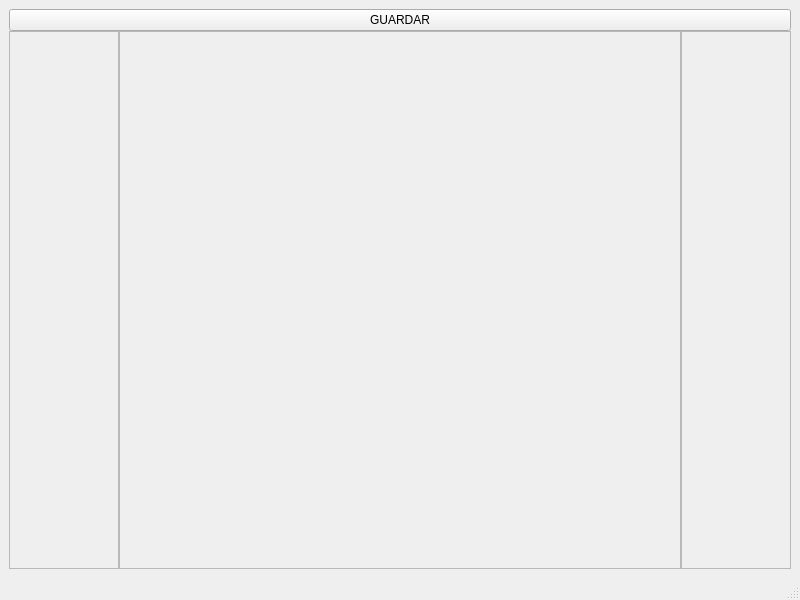
fernandezfacu/Remake-Counter-Strike-2D, file src/editor/game_editor.ui: the form before one commit.
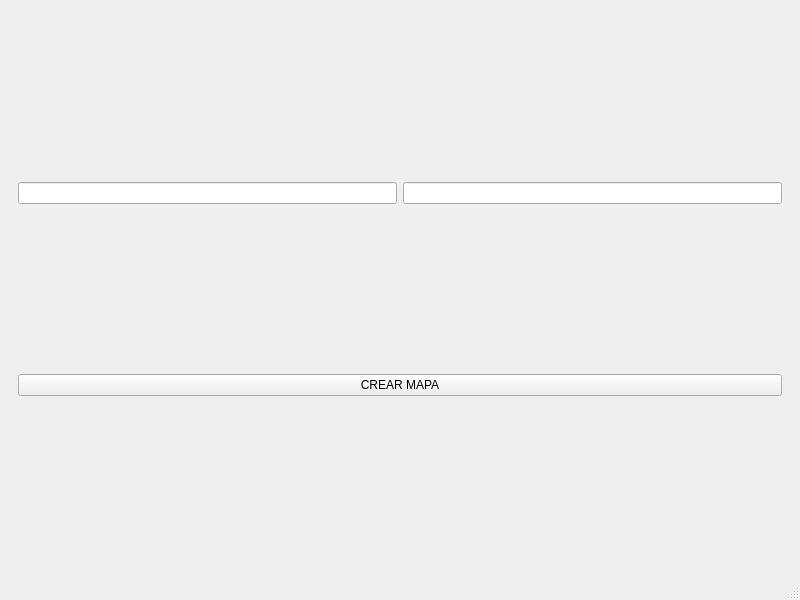
The form after the commit. The open tabs and pages were chosen to show the change.

Commit message: checkpoint para merge

Patch:
```diff
--- a/src/editor/game_editor.ui
+++ b/src/editor/game_editor.ui
@@ -20,7 +20,46 @@
       <property name="currentIndex">
        <number>0</number>
       </property>
-      <widget class="QWidget" name="page">
+      <widget class="QWidget" name="mainPage">
+       <layout class="QHBoxLayout" name="horizontalLayout_4">
+        <item>
+         <widget class="QPushButton" name="go_to_create_button">
+          <property name="text">
+           <string>CREAR UN MAPA</string>
+          </property>
+         </widget>
+        </item>
+        <item>
+         <widget class="QPushButton" name="load_map">
+          <property name="text">
+           <string>CARGAR UN MAPA</string>
+          </property>
+         </widget>
+        </item>
+       </layout>
+      </widget>
+      <widget class="QWidget" name="createMapPage">
+       <layout class="QVBoxLayout" name="verticalLayout_3">
+        <item>
+         <layout class="QHBoxLayout" name="horizontalLayout_6">
+          <item>
+           <widget class="QLineEdit" name="rows_input"/>
+          </item>
+          <item>
+           <widget class="QLineEdit" name="columns_input"/>
+          </item>
+         </layout>
+        </item>
+        <item>
+         <widget class="QPushButton" name="create_map_button">
+          <property name="text">
+           <string>CREAR MAPA</string>
+          </property>
+         </widget>
+        </item>
+       </layout>
+      </widget>
+      <widget class="QWidget" name="editMapPage">
        <layout class="QVBoxLayout" name="verticalLayout">
         <property name="spacing">
          <number>0</number>
```
Left out of the diff: 2 changed lines with no effect on the pictures. The commit also changes 2 other files.
